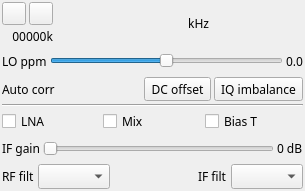
Qt form plugins/samplesource/fcdproplus/fcdproplusgui.ui (f4exb/sdrangel) before a commit.
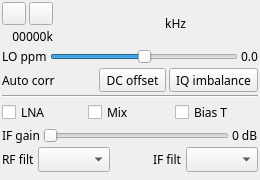
The same form after that commit. Icons and pictures are not drawn. Custom widgets are drawn as their Qt base class.

```diff
--- a/plugins/samplesource/fcdproplus/fcdproplusgui.ui
+++ b/plugins/samplesource/fcdproplus/fcdproplusgui.ui
@@ -6,8 +6,8 @@
    <rect>
     <x>0</x>
     <y>0</y>
-    <width>305</width>
-    <height>191</height>
+    <width>260</width>
+    <height>180</height>
    </rect>
   </property>
   <property name="sizePolicy">
@@ -16,6 +16,12 @@
     <verstretch>0</verstretch>
    </sizepolicy>
   </property>
+  <property name="minimumSize">
+   <size>
+    <width>260</width>
+    <height>180</height>
+   </size>
+  </property>
   <property name="font">
    <font>
     <family>Sans Serif</family>
@@ -339,6 +345,23 @@
      </item>
     </layout>
    </item>
+   <item>
+    <layout class="QHBoxLayout" name="padLayout">
+     <item>
+      <spacer name="verticalPadSpacer">
+       <property name="orientation">
+        <enum>Qt::Vertical</enum>
+       </property>
+       <property name="sizeHint" stdset="0">
+        <size>
+         <width>20</width>
+         <height>40</height>
+        </size>
+       </property>
+      </spacer>
+     </item>
+    </layout>
+   </item>
   </layout>
  </widget>
  <customwidgets>
```
Left out of the diff: 4 changed lines with no effect on the pictures.
